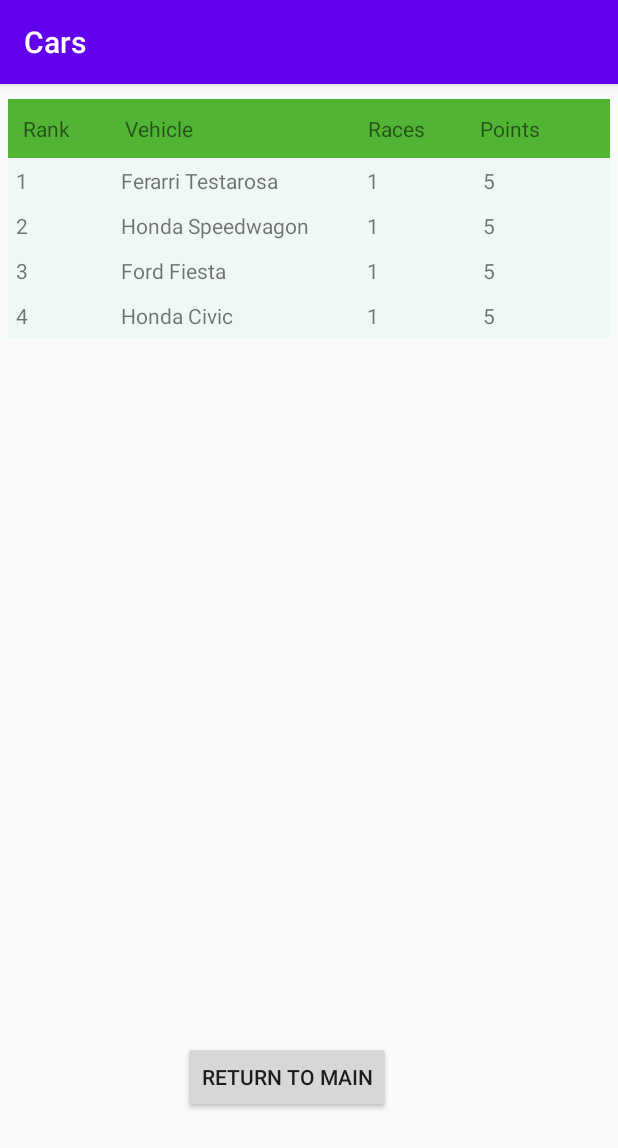
After one commit to craigfhamlin/Cars, an Android app: the ResultActivity screen opened directly, with no data from a screen before it, on a phone screen of 412 x 824 dp. The commit adds this screen. Shown: the top 1148 px of the screen. Run offline under Robolectric (Android 15) with nearby library versions, the phone set to English and light mode, and no system bars.

Commit message:
new activity

```diff
--- a/app/src/main/AndroidManifest.xml
+++ b/app/src/main/AndroidManifest.xml
@@ -9,6 +9,7 @@
         android:roundIcon="@mipmap/ic_launcher_round"
         android:supportsRtl="true"
         android:theme="@style/AppTheme">
+        <activity android:name=".ResultActivity"></activity>
         <activity android:name=".MainActivity">
             <intent-filter>
                 <action android:name="android.intent.action.MAIN" />
--- a/app/src/main/java/com/haigcramlin/cars/MainActivity.kt
+++ b/app/src/main/java/com/haigcramlin/cars/MainActivity.kt
@@ -1,5 +1,6 @@
 package com.haigcramlin.cars
 
+import android.content.Intent
 import androidx.appcompat.app.AppCompatActivity
 import android.os.Bundle
 import android.view.View
@@ -14,6 +15,8 @@ class MainActivity : AppCompatActivity() {
     var trophyImage2: ImageView? = null
     var removeCarImage: ImageView? = null
     var someCars: List<String?> = arrayListOf(car1, car2)
+    lateinit var buttonGoToNext: Button
+
     override fun onCreate(savedInstanceState: Bundle?) {
         super.onCreate(savedInstanceState)
         setContentView(R.layout.activity_main)
@@ -24,6 +27,12 @@ class MainActivity : AppCompatActivity() {
         createCarsAndTracks()
         setUpSpinners()
         setUpButton()
+        buttonGoToNext = findViewById(R.id.leaderBoard)
+        buttonGoToNext.setOnClickListener {
+           val intent: Intent = Intent(applicationContext, ResultActivity::class.java)
+           startActivity(intent)
+            // need a back to main button in result activity
+       }
 
     }
 
--- /dev/null
+++ b/app/src/main/java/com/haigcramlin/cars/ResultActivity.kt
@@ -0,0 +1,11 @@
+package com.haigcramlin.cars
+
+import androidx.appcompat.app.AppCompatActivity
+import android.os.Bundle
+
+class ResultActivity : AppCompatActivity() {
+    override fun onCreate(savedInstanceState: Bundle?) {
+        super.onCreate(savedInstanceState)
+        setContentView(R.layout.activity_result)
+    }
+}
--- a/app/src/main/java/com/haigcramlin/cars/Truck.kt
+++ b/app/src/main/java/com/haigcramlin/cars/Truck.kt
@@ -5,7 +5,7 @@ class Truck (val make:String, val model: String): Serviceable {
     var tires:String = "none"
     var oilLevel:String = "fine"
     var truckEngine: String = "super V12"
-    var oilClean:Boolean = true
+    var oilClean:Boolean = true  // change to false after 10 races
     override fun changeOil(){
         oilClean = true
     }
--- a/app/src/main/res/layout/activity_main.xml
+++ b/app/src/main/res/layout/activity_main.xml
@@ -22,6 +22,7 @@
         app:layout_constraintTop_toTopOf="parent"
         app:srcCompat="@drawable/blank" />
 
+
     <ImageView
         android:id="@+id/blank_trophy"
         android:layout_width="80dp"
@@ -45,9 +46,7 @@
         android:layout_height="wrap_content"
         app:layout_constraintBottom_toBottomOf="parent"
         app:layout_constraintEnd_toEndOf="parent"
-        app:srcCompat="@drawable/blank"
-        tools:layout_editor_absoluteX="0dp"
-        tools:layout_editor_absoluteY="368dp" />
+        app:srcCompat="@drawable/blank" />
 
     <ImageView
         android:id="@+id/cars_blank"
@@ -139,5 +138,15 @@
         app:layout_constraintRight_toRightOf="parent"
         app:layout_constraintTop_toTopOf="parent" />
 
+    <Button
+        android:id="@+id/leaderBoard"
+        android:layout_width="wrap_content"
+        android:layout_height="wrap_content"
+        android:layout_marginEnd="87dp"
+        android:layout_marginBottom="27dp"
+        android:text="VIEW LEADERBOARD"
+        app:layout_constraintBottom_toBottomOf="parent"
+        app:layout_constraintEnd_toEndOf="parent" />
+
 
 </androidx.constraintlayout.widget.ConstraintLayout>
--- /dev/null
+++ b/app/src/main/res/layout/activity_result.xml
@@ -0,0 +1,144 @@
+<?xml version="1.0" encoding="utf-8"?>
+<androidx.constraintlayout.widget.ConstraintLayout xmlns:android="http://schemas.android.com/apk/res/android"
+    xmlns:app="http://schemas.android.com/apk/res-auto"
+    xmlns:tools="http://schemas.android.com/tools"
+    android:layout_width="match_parent"
+    android:layout_height="match_parent"
+    tools:context=".ResultActivity">
+
+
+    <Button
+        android:id="@+id/Return1"
+        android:layout_width="wrap_content"
+        android:layout_height="wrap_content"
+        android:layout_marginEnd="151dp"
+        android:layout_marginBottom="82dp"
+        android:text="Return to Main"
+        app:layout_constraintBottom_toBottomOf="parent"
+        app:layout_constraintEnd_toEndOf="parent" />
+    <TableLayout xmlns:android="http://schemas.android.com/apk/res/android"
+        android:layout_width="match_parent"
+        android:layout_height="match_parent"
+        android:layout_marginTop="10dp"
+        android:paddingLeft="5dp"
+        android:paddingRight="5dp">
+        <TableRow android:background="#51B435" android:padding="10dp">
+            <TextView
+                android:layout_width="wrap_content"
+                android:layout_height="wrap_content"
+                android:layout_weight="1"
+                android:text="Rank" />
+            <TextView
+                android:layout_width="wrap_content"
+                android:layout_height="wrap_content"
+                android:layout_weight="1"
+                android:text="Vehicle" />
+            <TextView
+                android:layout_width="wrap_content"
+                android:layout_height="wrap_content"
+                android:layout_weight="1"
+                android:text="Races" />
+            <TextView
+                android:layout_width="wrap_content"
+                android:layout_height="wrap_content"
+                android:layout_weight="1"
+                android:text="Points" />
+        </TableRow>
+
+        <TableRow android:background="#F0F7F7" android:padding="5dp">
+            <TextView
+                android:layout_width="wrap_content"
+                android:layout_height="wrap_content"
+                android:layout_weight="1"
+                android:text="1" />
+            <TextView
+                android:layout_width="wrap_content"
+                android:layout_height="wrap_content"
+                android:layout_weight="1"
+                android:text="Ferarri Testarosa" />
+            <TextView
+                android:layout_width="wrap_content"
+                android:layout_height="wrap_content"
+                android:layout_weight="1"
+                android:text="1" />
+            <TextView
+                android:layout_width="wrap_content"
+                android:layout_height="wrap_content"
+                android:layout_weight="1"
+                android:text="5" />
+        </TableRow>
+        <TableRow android:background="#F0F7F7" android:padding="5dp">
+            <TextView
+                android:layout_width="wrap_content"
+                android:layout_height="wrap_content"
+                android:layout_weight="1"
+                android:text="2" />
+            <TextView
+                android:layout_width="wrap_content"
+                android:layout_height="wrap_content"
+                android:layout_weight="1"
+                android:text="Honda Speedwagon" />
+            <TextView
+                android:layout_width="wrap_content"
+                android:layout_height="wrap_content"
+                android:layout_weight="1"
+                android:text="1" />
+            <TextView
+                android:layout_width="wrap_content"
+                android:layout_height="wrap_content"
+                android:layout_weight="1"
+                android:text="5" />
+
+        </TableRow>
+        <TableRow android:background="#F0F7F7" android:padding="5dp">
+            <TextView
+                android:layout_width="wrap_content"
+                android:layout_height="wrap_content"
+                android:layout_weight="1"
+                android:text="3" />
+            <TextView
+                android:layout_width="wrap_content"
+                android:layout_height="wrap_content"
+                android:layout_weight="1"
+                android:text="Ford Fiesta" />
+            <TextView
+                android:layout_width="wrap_content"
+                android:layout_height="wrap_content"
+                android:layout_weight="1"
+                android:text="1" />
+            <TextView
+                android:layout_width="wrap_content"
+                android:layout_height="wrap_content"
+                android:layout_weight="1"
+                android:text="5" />
+
+        </TableRow>
+
+        <TableRow android:background="#F0F7F7" android:padding="5dp">
+            <TextView
+                android:layout_width="wrap_content"
+                android:layout_height="wrap_content"
+                android:layout_weight="1"
+                android:text="4" />
+            <TextView
+                android:layout_width="wrap_content"
+                android:layout_height="wrap_content"
+                android:layout_weight="1"
+                android:text="Honda Civic" />
+            <TextView
+                android:layout_width="wrap_content"
+                android:layout_height="wrap_content"
+                android:layout_weight="1"
+                android:text="1" />
+            <TextView
+                android:layout_width="wrap_content"
+                android:layout_height="wrap_content"
+                android:layout_weight="1"
+                android:text="5" />
+
+        </TableRow>
+
+
+
+    </TableLayout>
+</androidx.constraintlayout.widget.ConstraintLayout>
```
Also changed, not shown: app/src/main/res/values/strings.xml (line endings or trailing spaces).
